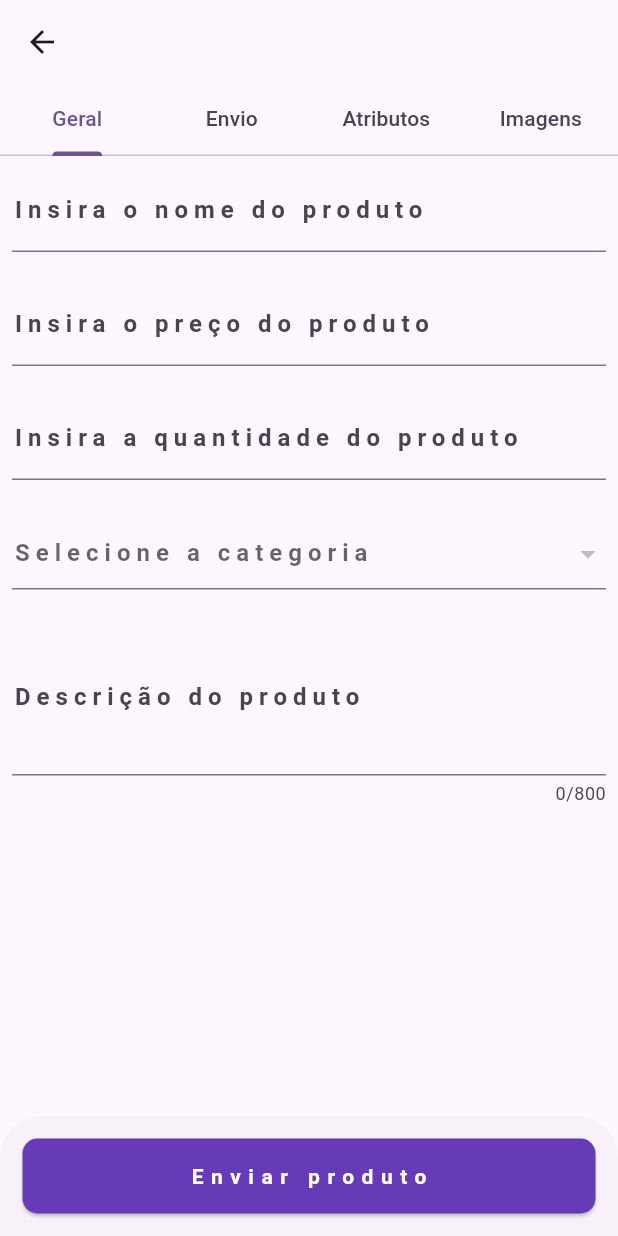
After one commit to lucasdesena/ShopFusionVendedor, a Flutter app: the CarregamentoPage screen opened directly, on a phone screen of 412 x 824 dp. The commit adds this screen. Run offline on Flutter 3.47's test engine with Material 3 defaults, Android fonts, the phone set to English and light mode, and no system bars; our stand-ins replace cloud_firestore, firebase_auth, firebase_core, firebase_storage, flutter_dotenv, flutter_easyloading and 1 more; missing offline and left inert: country_state_city_picker_2, firebase_ui_auth; accounts and stored records are empty; network calls fail.

Commit message:
Adicionando provider, criando tab e elementos na página de carregamento.

```diff
--- /dev/null
+++ b/lib/vendedor/provider/produto_provider.dart
@@ -0,0 +1,39 @@
+import 'package:flutter/material.dart';
+
+class ProdutoProvider with ChangeNotifier {
+  Map<String, dynamic> produtoData = {};
+
+  getFormData({
+    String? nomeProduto,
+    double? precoProduto,
+    int? quantidadeProduto,
+    String? categoria,
+    String? descicao,
+    bool? cobrarFrete,
+    double? precoFrete,
+  }) {
+    if (nomeProduto != null) {
+      produtoData['nome_produto'] = nomeProduto;
+    }
+    if (precoProduto != null) {
+      produtoData['preço_produto'] = precoProduto;
+    }
+    if (quantidadeProduto != null) {
+      produtoData['quantidade_produto'] = quantidadeProduto;
+    }
+    if (categoria != null) {
+      produtoData['categoria'] = categoria;
+    }
+    if (descicao != null) {
+      produtoData['descrição'] = descicao;
+    }
+    if (cobrarFrete != null) {
+      produtoData['cobrar_frete'] = cobrarFrete;
+    }
+    if (precoFrete != null) {
+      produtoData['preço_frete'] = produtoData;
+    }
+
+    notifyListeners();
+  }
+}
--- a/lib/vendedor/views/pages/base_page.dart
+++ b/lib/vendedor/views/pages/base_page.dart
@@ -3,7 +3,7 @@ import 'package:firebase_auth/firebase_auth.dart';
 import 'package:flutter/material.dart';
 import 'package:shop_fusion_vendedor/models/vendedor_model.dart';
 import 'package:shop_fusion_vendedor/vendedor/views/auth/vendedor_cadastro_page.dart';
-import 'package:shop_fusion_vendedor/vendedor/views/pages/vendedor_mapa_page.dart';
+import 'package:shop_fusion_vendedor/vendedor/views/pages/vendedor_main_page.dart';
 
 class BasePage extends StatelessWidget {
   BasePage({super.key});
@@ -20,7 +20,7 @@ class BasePage extends StatelessWidget {
         builder:
             (BuildContext context, AsyncSnapshot<DocumentSnapshot> snapshot) {
           if (snapshot.hasError) {
-            return const Text('Algo de errado aconteceu');
+            return const Center(child: CircularProgressIndicator());
           }
 
           if (snapshot.connectionState == ConnectionState.waiting) {
@@ -35,7 +35,7 @@ class BasePage extends StatelessWidget {
               snapshot.data!.data() as Map<String, dynamic>);
 
           if (vendedorModel.aprovado) {
-            return const VendedorMapaPage();
+            return const VendedorMainPage();
           }
           return Padding(
             padding: const EdgeInsets.all(8.0),
--- /dev/null
+++ b/lib/vendedor/views/pages/carregamento_page.dart
@@ -0,0 +1,63 @@
+import 'package:flutter/material.dart';
+import 'package:provider/provider.dart';
+import 'package:shop_fusion_vendedor/vendedor/provider/produto_provider.dart';
+import 'package:shop_fusion_vendedor/vendedor/views/pages/tab_bar_page/atributos_page.dart';
+import 'package:shop_fusion_vendedor/vendedor/views/pages/tab_bar_page/envio_page.dart';
+import 'package:shop_fusion_vendedor/vendedor/views/pages/tab_bar_page/geral_page.dart';
+import 'package:shop_fusion_vendedor/vendedor/views/pages/tab_bar_page/imagens_page.dart';
+
+class CarregamentoPage extends StatelessWidget {
+  const CarregamentoPage({super.key});
+
+  @override
+  Widget build(BuildContext context) {
+    final ProdutoProvider _produtoProvider =
+        Provider.of<ProdutoProvider>(context);
+    return DefaultTabController(
+      length: 4,
+      child: Scaffold(
+        appBar: AppBar(
+          bottom: const TabBar(
+            tabs: [
+              Tab(child: Text('Geral')),
+              Tab(child: Text('Envio')),
+              Tab(child: Text('Atributos')),
+              Tab(child: Text('Imagens')),
+            ],
+          ),
+        ),
+        body: const TabBarView(
+          children: [
+            GeralPage(),
+            EnvioPage(),
+            AtributosPage(),
+            ImagensPage(),
+          ],
+        ),
+        bottomSheet: Padding(
+          padding: const EdgeInsets.all(15.0),
+          child: SizedBox(
+            height: 50,
+            width: MediaQuery.of(context).size.width,
+            child: ElevatedButton(
+              onPressed: () {
+                debugPrint(_produtoProvider.produtoData['nome_produto']);
+                debugPrint(_produtoProvider.produtoData['categoria']);
+                debugPrint(_produtoProvider.produtoData['preço_frete']);
+              },
+              child: const Center(
+                  child: Text(
+                'Enviar produto',
+                style: TextStyle(
+                  color: Colors.white,
+                  letterSpacing: 5,
+                  fontWeight: FontWeight.bold,
+                ),
+              )),
+            ),
+          ),
+        ),
+      ),
+    );
+  }
+}
--- /dev/null
+++ b/lib/vendedor/views/pages/tab_bar_page/geral_page.dart
@@ -0,0 +1,120 @@
+import 'package:cloud_firestore/cloud_firestore.dart';
+import 'package:flutter/material.dart';
+import 'package:provider/provider.dart';
+import 'package:shop_fusion_vendedor/vendedor/provider/produto_provider.dart';
+
+class GeralPage extends StatefulWidget {
+  const GeralPage({super.key});
+
+  @override
+  State<GeralPage> createState() => _GeralPageState();
+}
+
+class _GeralPageState extends State<GeralPage> {
+  final FirebaseFirestore _firebase = FirebaseFirestore.instance;
+
+  final List<String> _categorias = [];
+
+  _getCategorias() {
+    return _firebase
+        .collection('categorias')
+        .get()
+        .then((QuerySnapshot querySnapshot) {
+      for (var doc in querySnapshot.docs) {
+        setState(() {
+          _categorias.add(doc['nome_categoria']);
+        });
+      }
+    });
+  }
+
+  @override
+  void initState() {
+    _getCategorias();
+    super.initState();
+  }
+
+  @override
+  Widget build(BuildContext context) {
+    final ProdutoProvider _produtoProvider =
+        Provider.of<ProdutoProvider>(context);
+    return Scaffold(
+      body: Padding(
+        padding: const EdgeInsets.all(8.0),
+        child: SingleChildScrollView(
+          child: Column(
+            children: [
+              TextFormField(
+                onChanged: (value) {
+                  _produtoProvider.getFormData(nomeProduto: value);
+                },
+                decoration: const InputDecoration(
+                  labelText: 'Insira o nome do produto',
+                  labelStyle:
+                      TextStyle(fontWeight: FontWeight.bold, letterSpacing: 4),
+                ),
+              ),
+              const SizedBox(height: 20),
+              TextFormField(
+                onChanged: (value) {
+                  _produtoProvider.getFormData(
+                      precoProduto: double.parse(value));
+                },
+                decoration: const InputDecoration(
+                  labelText: 'Insira o preço do produto',
+                  labelStyle:
+                      TextStyle(fontWeight: FontWeight.bold, letterSpacing: 4),
+                ),
+              ),
+              const SizedBox(height: 20),
+              TextFormField(
+                onChanged: (value) {
+                  _produtoProvider.getFormData(
+                      quantidadeProduto: int.parse(value));
+                },
+                decoration: const InputDecoration(
+                  hintText: 'Insira a quantidade do produto',
+                  labelText: 'Insira a quantidade do produto',
+                  labelStyle:
+                      TextStyle(fontWeight: FontWeight.bold, letterSpacing: 4),
+                ),
+              ),
+              const SizedBox(height: 25),
+              DropdownButtonFormField(
+                hint: const Text(
+                  'Selecione a categoria',
+                  style: TextStyle(
+                    fontSize: 16,
+                    fontWeight: FontWeight.bold,
+                    letterSpacing: 4,
+                  ),
+                ),
+                items: _categorias.map<DropdownMenuItem<dynamic>>((e) {
+                  return DropdownMenuItem(value: e, child: Text(e));
+                }).toList(),
+                onChanged: (value) {
+                  _produtoProvider.getFormData(categoria: value);
+                },
+              ),
+              const SizedBox(height: 20),
+              TextFormField(
+                onChanged: (value) {
+                  _produtoProvider.getFormData(descicao: value);
+                },
+                maxLines: 10,
+                minLines: 3,
+                maxLength: 800,
+                decoration: const InputDecoration(
+                  hintText: 'Insira a descrição do produto',
+                  labelText: 'Descrição do produto',
+                  labelStyle:
+                      TextStyle(fontWeight: FontWeight.bold, letterSpacing: 4),
+                ),
+              ),
+            ],
+          ),
+        ),
+      ),
+    );
+  }
+}
--- a/pubspec.yaml
+++ b/pubspec.yaml
@@ -20,6 +20,7 @@ dependencies:
   image_picker: ^1.0.7
   country_state_city_picker_2: ^1.0.5
   flutter_easyloading: ^3.0.5
+  provider: ^6.1.2
 
 dev_dependencies:
   flutter_test:
```
Also changed, not shown: lib/main.dart (+26 -1 lines), lib/vendedor/views/pages/editar_page.dart (added, +14 -0 lines), lib/vendedor/views/pages/ganhos_page.dart (added, +14 -0 lines), lib/vendedor/views/pages/sair_page.dart (added, +28 -0 lines), lib/vendedor/views/pages/tab_bar_page/atributos_page.dart (added, +14 -0 lines), lib/vendedor/views/pages/tab_bar_page/envio_page.dart (added, +52 -0 lines), lib/vendedor/views/pages/tab_bar_page/imagens_page.dart (added, +14 -0 lines), lib/vendedor/views/pages/vendedor_main_page.dart (added, +56 -0 lines).
